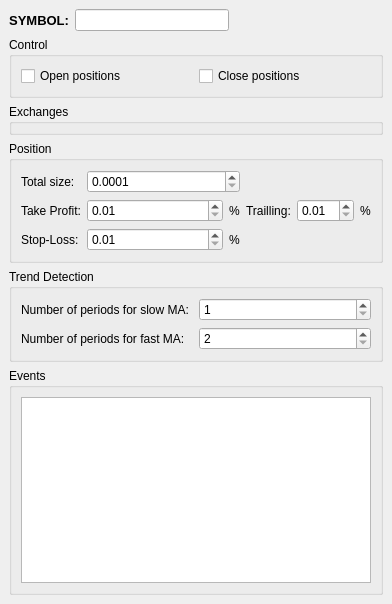
First picture: the form in sources/Strategies/PingPong/StrategyWindow.ui, repository alimogh/trdk, before the edit.
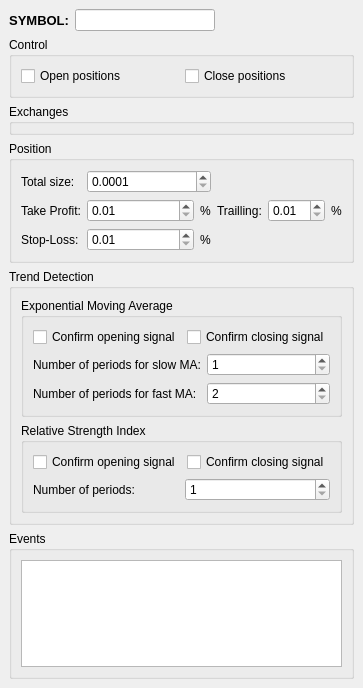
Second picture: the form after the edit.

Commit message: EMA for Ping Ping strategy now may be used only for opening signal confirmation, or only for closing, or for both. Added RSI settings to UI (only to UI). https://trello.com/c/jHqTNR4F

```diff
--- a/sources/Strategies/PingPong/StrategyWindow.ui
+++ b/sources/Strategies/PingPong/StrategyWindow.ui
@@ -6,12 +6,12 @@
    <rect>
     <x>0</x>
     <y>0</y>
-    <width>392</width>
-    <height>604</height>
+    <width>337</width>
+    <height>688</height>
    </rect>
   </property>
   <widget class="QWidget" name="centralwidget">
-   <layout class="QVBoxLayout" name="verticalLayout_2">
+   <layout class="QVBoxLayout" name="verticalLayout_3">
     <item>
      <layout class="QHBoxLayout" name="horizontalLayout_2">
       <item>
@@ -210,8 +210,39 @@
       <property name="title">
        <string>Trend Detection</string>
       </property>
+      <layout class="QVBoxLayout" name="verticalLayout_2">
+       <item>
+        <widget class="QGroupBox" name="maBox">
+         <property name="title">
+          <string>Exponential Moving Average</string>
+         </property>
       <layout class="QGridLayout" name="gridLayout">
-       <item row="0" column="1">
+          <item row="0" column="0" colspan="2">
+           <layout class="QHBoxLayout" name="horizontalLayout_6">
+            <item>
+             <widget class="QCheckBox" name="isMaOpeningSignalConfirmationEnabled">
+              <property name="text">
+               <string>Confirm opening signal</string>
+              </property>
+             </widget>
+            </item>
+            <item>
+             <widget class="QCheckBox" name="isMaClosingSignalConfirmationEnabled">
+              <property name="text">
+               <string>Confirm closing signal</string>
+              </property>
+             </widget>
+            </item>
+           </layout>
+          </item>
+          <item row="1" column="0">
+           <widget class="QLabel" name="slowMaPeriodsLabel">
+            <property name="text">
+             <string>Number of periods for slow MA:</string>
+            </property>
+           </widget>
+          </item>
+          <item row="1" column="1">
         <widget class="QSpinBox" name="slowMaPeriods">
          <property name="minimum">
           <number>1</number>
@@ -221,14 +252,14 @@
          </property>
         </widget>
        </item>
-       <item row="1" column="0">
+          <item row="2" column="0">
         <widget class="QLabel" name="fastMaPeriodsLabel">
          <property name="text">
           <string>Number of periods for fast MA:</string>
          </property>
         </widget>
        </item>
-       <item row="1" column="1">
+          <item row="2" column="1">
         <widget class="QSpinBox" name="fastMaPeriods">
          <property name="minimum">
           <number>2</number>
@@ -238,11 +269,51 @@
          </property>
         </widget>
        </item>
-       <item row="0" column="0">
-        <widget class="QLabel" name="slowMaPeriodsLabel">
+         </layout>
+        </widget>
+       </item>
+       <item>
+        <widget class="QGroupBox" name="rsiBox">
+         <property name="title">
+          <string>Relative Strength Index</string>
+         </property>
+         <layout class="QGridLayout" name="gridLayout_3">
+          <item row="0" column="0" colspan="2">
+           <layout class="QHBoxLayout" name="horizontalLayout_7">
+            <item>
+             <widget class="QCheckBox" name="isRsiOpeningSignalConfirmationEnabled">
          <property name="text">
-          <string>Number of periods for slow MA:</string>
-         </property>
+               <string>Confirm opening signal</string>
+              </property>
+             </widget>
+            </item>
+            <item>
+             <widget class="QCheckBox" name="isRsiClosingSignalConfirmationEnabled">
+              <property name="text">
+               <string>Confirm closing signal</string>
+              </property>
+             </widget>
+            </item>
+           </layout>
+          </item>
+          <item row="1" column="0">
+           <widget class="QLabel" name="rsiPeriodsLabel">
+            <property name="text">
+             <string>Number of periods:</string>
+            </property>
+           </widget>
+          </item>
+          <item row="1" column="1">
+           <widget class="QSpinBox" name="rsiPeriods">
+            <property name="minimum">
+             <number>1</number>
+            </property>
+            <property name="maximum">
+             <number>1000000</number>
+            </property>
+           </widget>
+          </item>
+         </layout>
         </widget>
        </item>
       </layout>
```
Lines whose indentation alone changed are shown as unchanged. The commit also changes 4 other files.
